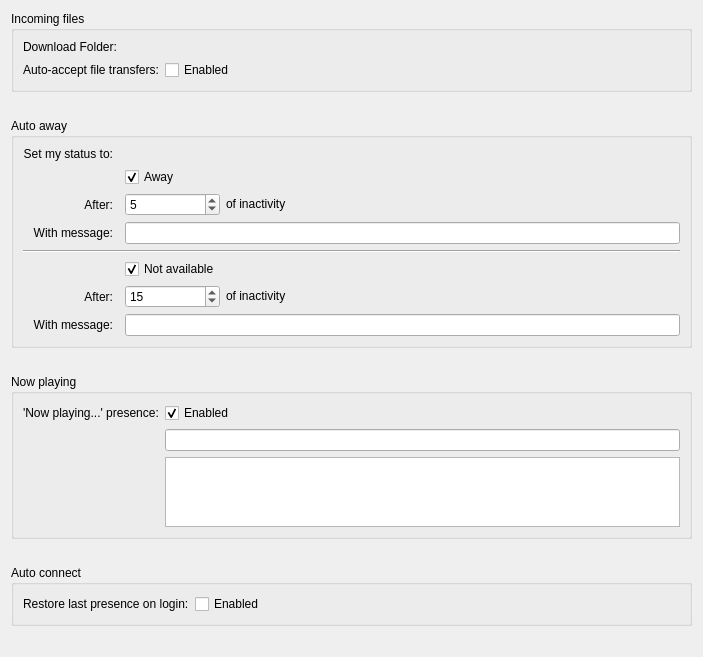
Before: the Qt Designer form config/telepathy-kded-config.ui in KDE/ktp-kded-module, drawn with Qt 5.
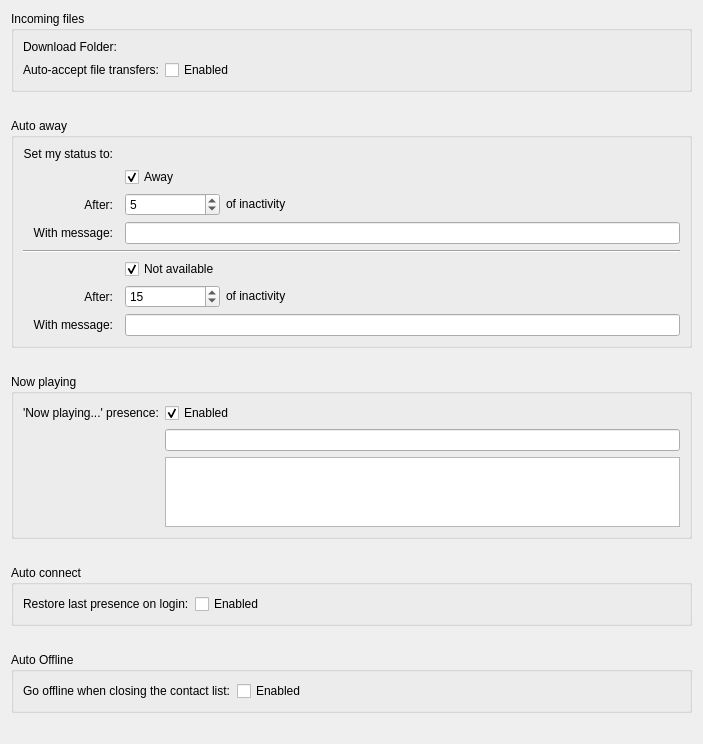
After: the same form once the commit is applied. Custom widgets are drawn as their Qt base class.

Commit message:
Fixed the on-quit go offline? dialog box to always write to file.
Updated the on-quit go offline? dialog box to allow re-invocation when
it is set to never prompt again -- useful for when the go offline
checkbox is reset to manual. It previously didn't write to the file
when the user selected stay online -- because of this if the user
selects never ask me again and then go offline, then they get the
dialog back again through the new checkbox, and say stay online never
ask again, it doesn't use the correct choice.

What changed in the file:
```diff
--- a/config/telepathy-kded-config.ui
+++ b/config/telepathy-kded-config.ui
@@ -386,6 +386,48 @@
      </property>
     </spacer>
    </item>
+   <item>
+    <widget class="QGroupBox" name="autoOfflineGroupBox">
+     <property name="title">
+      <string>Auto Offline</string>
+     </property>
+     <property name="flat">
+      <bool>true</bool>
+     </property>
+     <layout class="QFormLayout" name="formLayout_5">
+      <item row="0" column="0">
+       <widget class="QLabel" name="m_autoOfflineLabel">
+        <property name="text">
+         <string>Go offline when closing the contact list:</string>
+        </property>
+       </widget>
+      </item>
+      <item row="0" column="1">
+       <widget class="QCheckBox" name="m_autoOfflineCheckBox">
+        <property name="text">
+         <string>Enabled</string>
+        </property>
+       </widget>
+      </item>
+     </layout>
+    </widget>
+   </item>
+   <item>
+    <spacer name="verticalSpacer_5">
+     <property name="orientation">
+      <enum>Qt::Vertical</enum>
+     </property>
+     <property name="sizeType">
+      <enum>QSizePolicy::MinimumExpanding</enum>
+     </property>
+     <property name="sizeHint" stdset="0">
+      <size>
+       <width>20</width>
+       <height>20</height>
+      </size>
+     </property>
+    </spacer>
+   </item>
   </layout>
  </widget>
  <customwidgets>
```
The commit also changes 1 other file.
